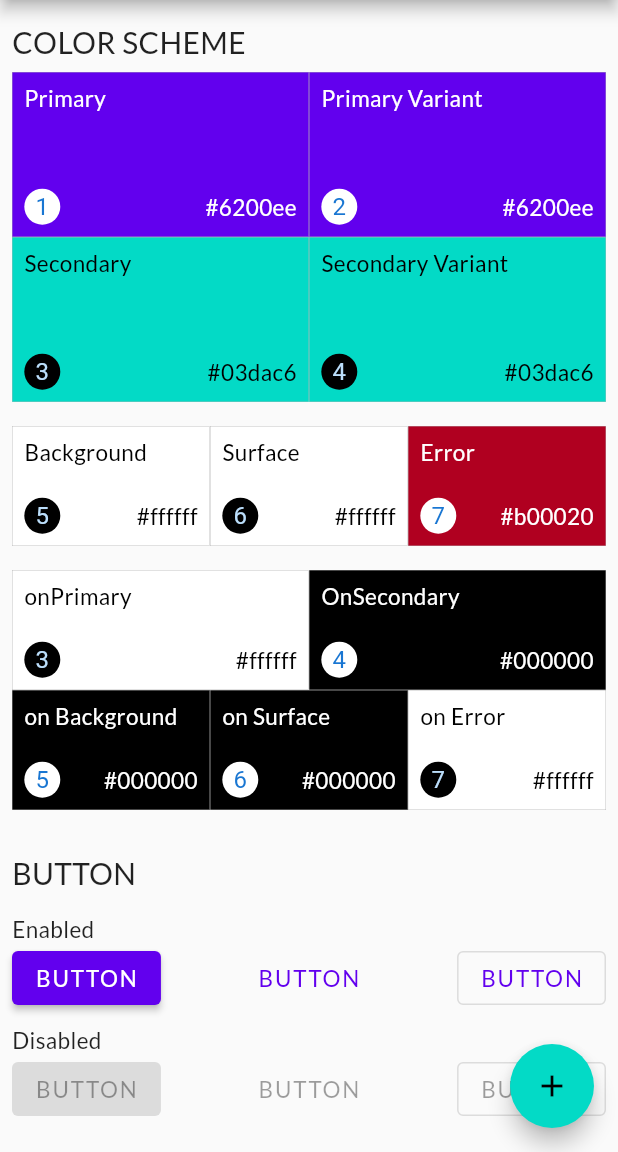
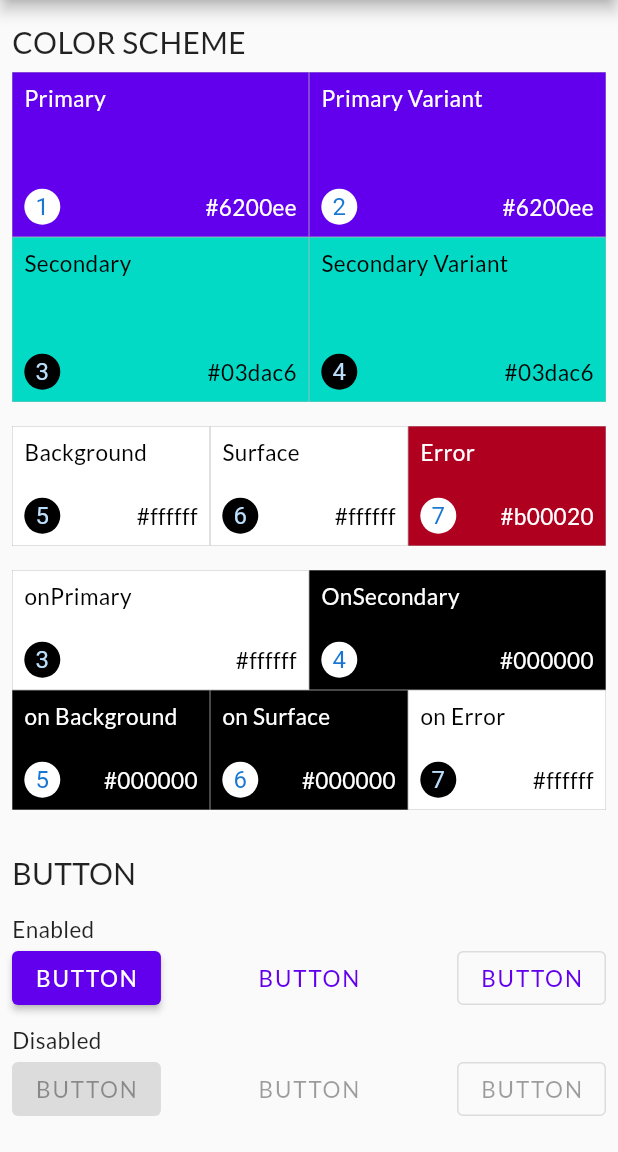
Before and after one commit to wondertalik/flutter_app_theme, a Flutter app: the screen it shows after launch, on a phone screen of 412 x 824 dp, the part 84-1236 px from its top. Run offline on Flutter 3.47's test engine with Material 2 defaults, Android fonts, the phone set to English and light mode, and no system bars; our stand-ins replace google_fonts.

Commit message:
feat: add fabs

```diff
--- a/lib/demo/view/demo_content.dart
+++ b/lib/demo/view/demo_content.dart
@@ -25,6 +25,8 @@ class DemoContent extends StatelessWidget {
             ComponentSpacer(),
             Chips(),
             ComponentSpacer(),
+            Fabs(),
+            ComponentSpacer(),
             Texts(),
             ComponentSpacer(),
             TextFields(),
--- a/lib/demo/view/demo_page.dart
+++ b/lib/demo/view/demo_page.dart
@@ -18,11 +18,6 @@ class DemoPage extends StatelessWidget {
       body: const SafeArea(
         child: DemoContent(),
       ),
-      floatingActionButton: FloatingActionButton(
-        onPressed: () {},
-        tooltip: 'Increment',
-        child: const Icon(Icons.add),
-      ),
     );
   }
 }
--- a/lib/demo/widgets/widgets.dart
+++ b/lib/demo/widgets/widgets.dart
@@ -1,11 +1,12 @@
 export 'bottom_navigation_bars.dart';
 export 'buttons.dart';
+export 'chips.dart';
 export 'color_scheme_widget.dart';
 export 'component_spacer.dart';
+export 'fabs.dart';
 export 'header.dart';
 export 'options.dart';
 export 'progress.dart';
 export 'textfields.dart';
 export 'texts.dart';
-export 'chips.dart';
 export 'top_app_bar.dart';
```
Also changed, not shown: lib/demo/widgets/fabs.dart (added, +37 -0 lines).
